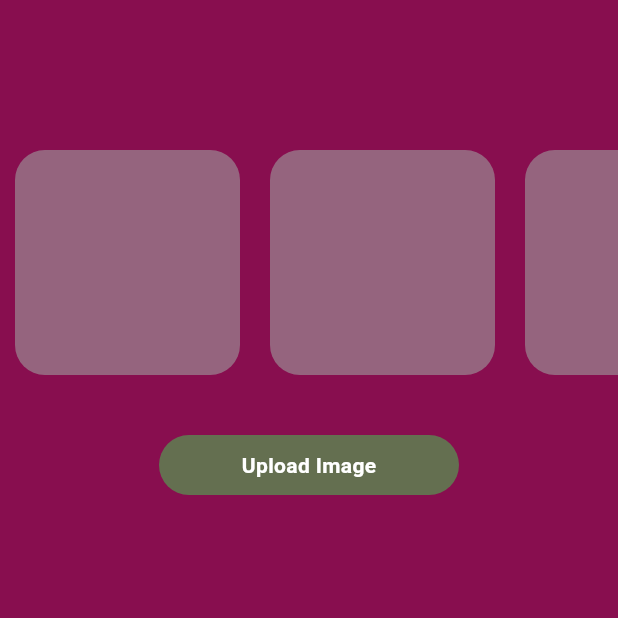
After one commit to Sarahelkholy/flutter_logic, a Flutter app: the UploadMultiImages screen opened directly, after a tap on "Upload Image", on a phone screen of 412 x 824 dp, the top half of it. The commit adds this screen. Run offline on Flutter 3.47's test engine with Material 3 defaults, Android fonts, the light colour scheme and no system bars; our stand-ins replace image_picker.

Commit message:
- create upload multi images class

```diff
--- a/lib/root.dart
+++ b/lib/root.dart
@@ -1,5 +1,6 @@
 import 'package:flutter/material.dart';
 import 'package:flutter_logic/screens/attachment%20and%20images/upload_image.dart';
+import 'package:flutter_logic/screens/attachment%20and%20images/upload_multi_images.dart';
 import 'package:flutter_logic/screens/selection/image_selection.dart';
 import 'package:flutter_logic/screens/selection/multi_selection.dart';
 import 'package:flutter_logic/screens/selection/single_selection.dart';
@@ -23,6 +24,7 @@ class _RootState extends State<Root> {
 
     /// attachments and images
     UploadImage(),
+    UploadMultiImages(),
   ];
   int selectedIndex = 0;
 
--- /dev/null
+++ b/lib/screens/attachment and images/upload_multi_images.dart
@@ -0,0 +1,83 @@
+import 'dart:io';
+
+import 'package:flutter/material.dart';
+import 'package:image_picker/image_picker.dart';
+
+class UploadMultiImages extends StatefulWidget {
+  const UploadMultiImages({super.key});
+
+  @override
+  State<UploadMultiImages> createState() => _UploadMultiImagesState();
+}
+
+class _UploadMultiImagesState extends State<UploadMultiImages> {
+  List<XFile?> selectedImages = [null, null, null];
+
+  Future<void> _pickImages() async {
+    final List<XFile> pickedImages = await ImagePicker().pickMultiImage(
+      limit: 3,
+    );
+
+    for (int i = 0; i < 3; i++) {
+      selectedImages[i] = i < pickedImages.length ? pickedImages[i] : null;
+    }
+    setState(() {});
+  }
+
+  @override
+  Widget build(BuildContext context) {
+    return Scaffold(
+      backgroundColor: Colors.pink.shade900,
+      body: Center(
+        child: Column(
+          children: [
+            SizedBox(height: 100),
+            // image container
+            SingleChildScrollView(
+              scrollDirection: Axis.horizontal,
+              child: Row(
+                children: List.generate(selectedImages.length, (index) {
+                  final image = selectedImages[index];
+                  return Container(
+                    height: 150,
+                    width: 150,
+                    margin: EdgeInsets.only(right: 10, left: 10),
+                    decoration: BoxDecoration(
+                      color: Colors.grey.withOpacity(0.6),
+                      borderRadius: BorderRadius.circular(20),
+                    ),
+                    child: image == null ? null : Image.file(File(image.path)),
+                  );
+                }),
+              ),
+            ),
+
+            SizedBox(height: 40),
+            // upload button
+            GestureDetector(
+              onTap: _pickImages,
+              child: Container(
+                height: 40,
+                width: 200,
+                decoration: BoxDecoration(
+                  color: Colors.green.withOpacity(0.6),
+                  borderRadius: BorderRadius.circular(20),
+                ),
+                child: Center(
+                  child: Text(
+                    "Upload Image",
+                    style: TextStyle(
+                      color: Colors.white,
+                      fontWeight: FontWeight.bold,
+                    ),
+                  ),
+                ),
+              ),
+            ),
+            SizedBox(height: 20),
+          ],
+        ),
+      ),
+    );
+  }
+}
```
